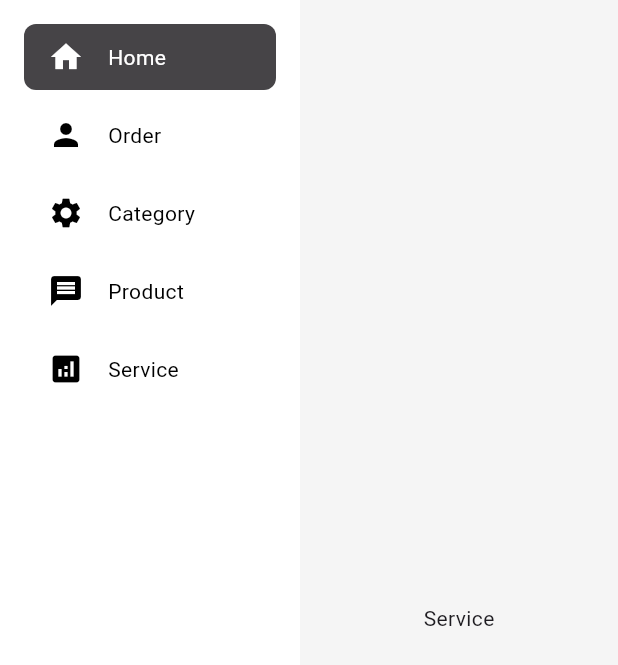
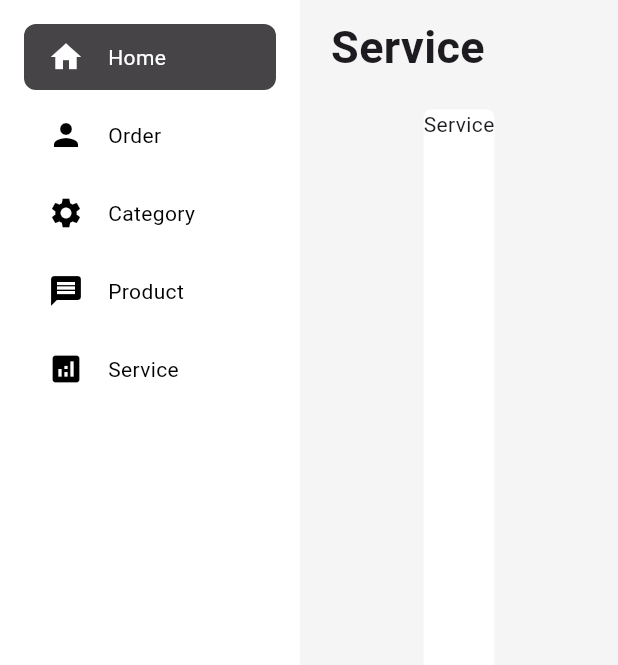
Before and after one commit to huynhngochiu0201/web_admin, a Flutter app: the ServiceWidget screen opened by its route, on a phone screen of 412 x 824 dp. Shown: the top 665 px of the screen. Run offline on Flutter 3.47's test engine with Material 3 defaults, Android fonts, the phone set to English and light mode, and no system bars; our stand-ins replace cloud_firestore, firebase_auth, firebase_core, firebase_storage, go_router, image_picker; accounts and stored records are empty.

Commit message:
done 50% web

```diff
--- a/lib/pages/widgets/product/add_product.dart
+++ b/lib/pages/widgets/product/add_product.dart
@@ -123,7 +123,8 @@ class _AddProductState extends State<AddProduct> {
           description: _descriptionController.text.trim(),
           image: _selectedImage,
         );
-        await ProductService().updateProduct(addProductModel);
+        await ProductService()
+            .updateProduct(addProductModel.id ?? '', addProductModel);
         showTopSnackBar(context,
             const TDSnackBar.success(message: 'Product updated successfully'));
       } else {
--- a/lib/pages/widgets/service/service_widget.dart
+++ b/lib/pages/widgets/service/service_widget.dart
@@ -1,16 +1,43 @@
 import 'package:flutter/material.dart';
+import '../../../constants/app_color.dart';
+import '../../../constants/app_style.dart';
 
-import '../../../constants/app_color.dart';
-
-class ServiceWidget extends StatelessWidget {
+class ServiceWidget extends StatefulWidget {
   const ServiceWidget({super.key});
 
   @override
+  State<ServiceWidget> createState() => _ServiceWidgetState();
+}
+
+class _ServiceWidgetState extends State<ServiceWidget> {
+  @override
   Widget build(BuildContext context) {
-    return const Scaffold(
+    final screenWidth = MediaQuery.of(context).size.width;
+    return Scaffold(
       backgroundColor: AppColor.Ef5f5f5,
-      body: Center(
-        child: Text('Service'),
+      body: Padding(
+        padding: EdgeInsets.symmetric(
+          horizontal: screenWidth * 0.05,
+        ).copyWith(top: 10.0),
+        child: Column(
+          children: [
+            Row(
+              children: [Text('Service', style: AppStyle.textHeader)],
+            ),
+            const SizedBox(height: 20.0),
+            Expanded(
+              child: Container(
+                decoration: BoxDecoration(
+                  color: Colors.white,
+                  borderRadius: BorderRadius.circular(5.0),
+                ),
+                child: Column(
+                  children: [Text('Service')],
+                ),
+              ),
+            ),
+          ],
+        ),
       ),
     );
   }
```
Also changed, not shown: lib/pages/widgets/category/category_widget.dart (+5 -2 lines), lib/pages/widgets/product/product_widget.dart (+51 -2 lines), lib/services/remote/product_service.dart (+33 -11 lines), package-lock.json (added).
